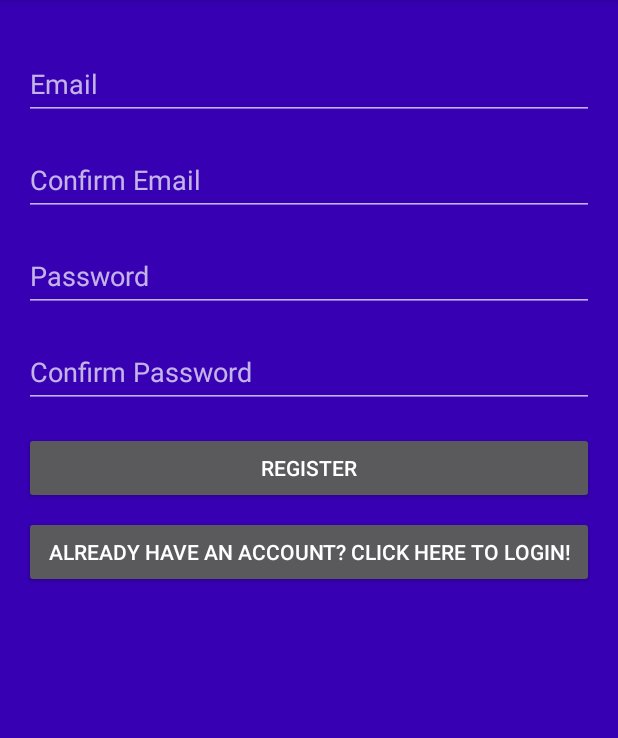
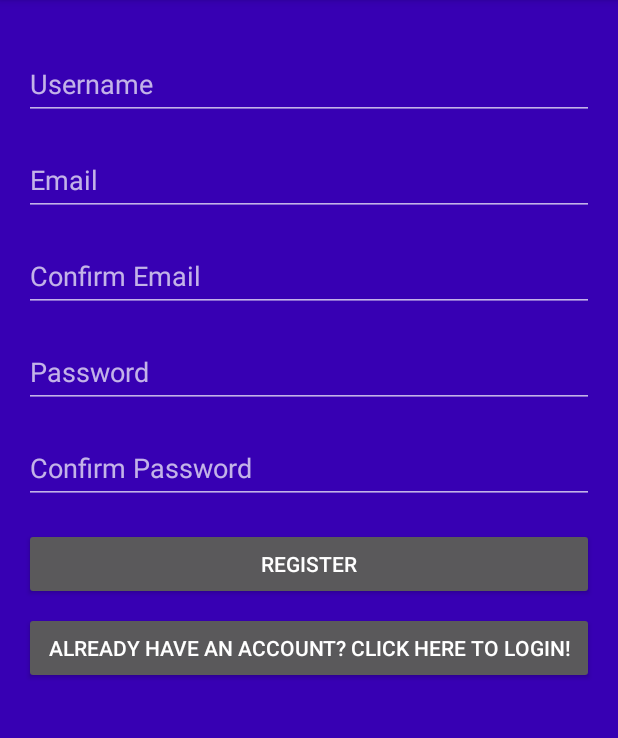
Before and after one commit to jaylinsg/WanderWord_AndroidApp, an Android app: the screen it shows after launch (MainActivity), after a tap on "REGISTER", on a phone screen of 412 x 824 dp, the part 84-822 px from its top. Run offline under Robolectric (Android 15) with nearby library versions, the phone set to English and light mode, and no system bars; 1 other tap on this screen came first.

Commit message:
issues adding username (check database)

```diff
--- a/app/src/main/java/com/bignerdranch/android/wanderword/DatabaseHelper.kt
+++ b/app/src/main/java/com/bignerdranch/android/wanderword/DatabaseHelper.kt
@@ -14,12 +14,14 @@ class DatabaseHelper(context: Context) : SQLiteOpenHelper(context, DATABASE_NAME
 
         const val TABLE_USERS = "users"
         const val COLUMN_ID = "id"
+        const val COLUMN_USERNAME = "username"
         const val COLUMN_EMAIL = "email"
         const val COLUMN_PASSWORD = "password"
 
         // SQL query to create the Users table
         const val CREATE_USERS_TABLE = "CREATE TABLE $TABLE_USERS (" +
                 "$COLUMN_ID INTEGER PRIMARY KEY AUTOINCREMENT," +
+                "$COLUMN_USERNAME TEXT," +
                 "$COLUMN_EMAIL TEXT," +
                 "$COLUMN_PASSWORD TEXT)"
     }
@@ -34,9 +36,10 @@ class DatabaseHelper(context: Context) : SQLiteOpenHelper(context, DATABASE_NAME
         // Handle upgrades, e.g., alter table structure or migrate data
     }
 
-    fun insertUser(email: String, password: String) {
+    fun insertUser(username: String, email: String, password: String) {
         val db = writableDatabase
         val values = ContentValues().apply {
+            put(COLUMN_USERNAME, username)
             put(COLUMN_EMAIL, email)
             put(COLUMN_PASSWORD, password)
         }
@@ -59,6 +62,7 @@ class DatabaseHelper(context: Context) : SQLiteOpenHelper(context, DATABASE_NAME
         val user = if (cursor != null && cursor.moveToFirst()) {
             User(
                 cursor.getLong(cursor.getColumnIndex(COLUMN_ID)),
+                cursor.getString(cursor.getColumnIndex(COLUMN_USERNAME)),
                 cursor.getString(cursor.getColumnIndex(COLUMN_EMAIL)),
                 cursor.getString(cursor.getColumnIndex(COLUMN_PASSWORD))
             )
--- a/app/src/main/java/com/bignerdranch/android/wanderword/MainActivity.kt
+++ b/app/src/main/java/com/bignerdranch/android/wanderword/MainActivity.kt
@@ -16,6 +16,7 @@ class MainActivity : AppCompatActivity() {
     private lateinit var btnLogin: Button
     private lateinit var btnRegister2: Button
     private lateinit var btnLogin2: Button
+    private lateinit var editTextUsername: EditText
     private lateinit var editTextEmail: EditText
     private lateinit var editTextConfirmEmail: EditText
     private lateinit var editTextPassword: EditText
@@ -35,6 +36,7 @@ class MainActivity : AppCompatActivity() {
         btnLogin = findViewById(R.id.btnLogin)
         btnRegister2 = findViewById(R.id.btnRegister2)
         btnLogin2 = findViewById(R.id.btnLogin2)
+        editTextUsername = findViewById(R.id.editTextUsername)
         editTextEmail = findViewById(R.id.editTextEmail)
         editTextConfirmEmail = findViewById(R.id.editTextConfirmEmail)
         editTextPassword = findViewById(R.id.editTextPassword)
@@ -64,6 +66,7 @@ class MainActivity : AppCompatActivity() {
         btnLogin2.visibility = View.GONE
 
         // Show registration UI elements
+        editTextUsername.visibility = View.VISIBLE
         editTextEmail.visibility = View.VISIBLE
         editTextConfirmEmail.visibility = View.VISIBLE
         editTextPassword.visibility = View.VISIBLE
@@ -86,28 +89,30 @@ class MainActivity : AppCompatActivity() {
         editTextPassword.visibility = View.VISIBLE
 
         // Hide registration UI elements
+        editTextUsername.visibility = View.GONE
         editTextConfirmEmail.visibility = View.GONE
         editTextConfirmPassword.visibility = View.GONE
     }
 
     // User attempts to register
     fun onRegisterClick(view: View) {
+        val username = editTextUsername.text.toString()
         val email = editTextEmail.text.toString()
         val confirmEmail = editTextConfirmEmail.text.toString()
         val password = editTextPassword.text.toString()
         val confirmPassword = editTextConfirmPassword.text.toString()
 
         // Perform registration logic
-        if (validateRegistrationInputs(email, confirmEmail, password, confirmPassword)) {
+        if (validateRegistrationInputs(username, email, confirmEmail, password, confirmPassword)) {
             // Check if the user already exists in the database
             val existingUser = databaseHelper.getUserByEmail(email)
 
             if (existingUser == null) {
                 // User does not exist, proceed with registration
-                databaseHelper.insertUser(email, password)
+                databaseHelper.insertUser(username, email, password)
 
                 // Registration is valid, perform registration actions
-                Toast.makeText(this, "Registered: $email", Toast.LENGTH_SHORT).show()
+                Toast.makeText(this, "Registered: $username", Toast.LENGTH_SHORT).show()
                 // Add your registration logic here
 
                 // You might want to navigate to the login UI after successful registration
@@ -125,6 +130,7 @@ class MainActivity : AppCompatActivity() {
 
     // User attempts to login
     fun onLoginClick(view: View) {
+
         val email = editTextEmail.text.toString()
         val password = editTextPassword.text.toString()
 
@@ -152,13 +158,14 @@ class MainActivity : AppCompatActivity() {
 
 
     private fun validateRegistrationInputs(
+        username: String,
         email: String,
         confirmEmail: String,
         password: String,
         confirmPassword: String
     ): Boolean {
         // Add your registration input validation logic here
-        return email.isNotEmpty() && confirmEmail.isNotEmpty() &&
+        return username.isNotEmpty() && email.isNotEmpty() && confirmEmail.isNotEmpty() &&
                 password.isNotEmpty() && confirmPassword.isNotEmpty() &&
                 email == confirmEmail && password == confirmPassword
     }
--- a/app/src/main/java/com/bignerdranch/android/wanderword/User.kt
+++ b/app/src/main/java/com/bignerdranch/android/wanderword/User.kt
@@ -2,6 +2,7 @@ package com.bignerdranch.android.wanderword
 
 data class User (
     val id: Long,
+    val username: String,
     val email: String,
     val password: String
 )
--- a/app/src/main/res/layout/activity_main.xml
+++ b/app/src/main/res/layout/activity_main.xml
@@ -20,7 +20,19 @@
         android:layout_marginTop="64dp"
         android:layout_marginBottom="64dp"/>
 
-    <!-- Email EditText for Registration -->
+    <!-- Username EditText for Registration/Login -->
+    <EditText
+        android:id="@+id/editTextUsername"
+        android:layout_width="match_parent"
+        android:layout_height="wrap_content"
+        android:visibility="gone"
+        android:autofillHints="username"
+        android:hint="@string/username"
+        android:inputType="textPersonName"
+        android:minHeight="48dp"
+        android:layout_marginTop="16dp"/>
+
+    <!-- Email EditText for Registration/Login -->
     <EditText
         android:id="@+id/editTextEmail"
         android:layout_width="match_parent"
--- a/app/src/main/res/values/strings.xml
+++ b/app/src/main/res/values/strings.xml
@@ -2,7 +2,7 @@
     <string name="app_name">WanderWord</string>
 
     <!-- For MainActivity/Login -->
-
+    <string name="username">Username</string>
     <string name="password">Password</string>
     <string name="confirm_password">Confirm Password</string>
     <string name="email">Email</string>
```
